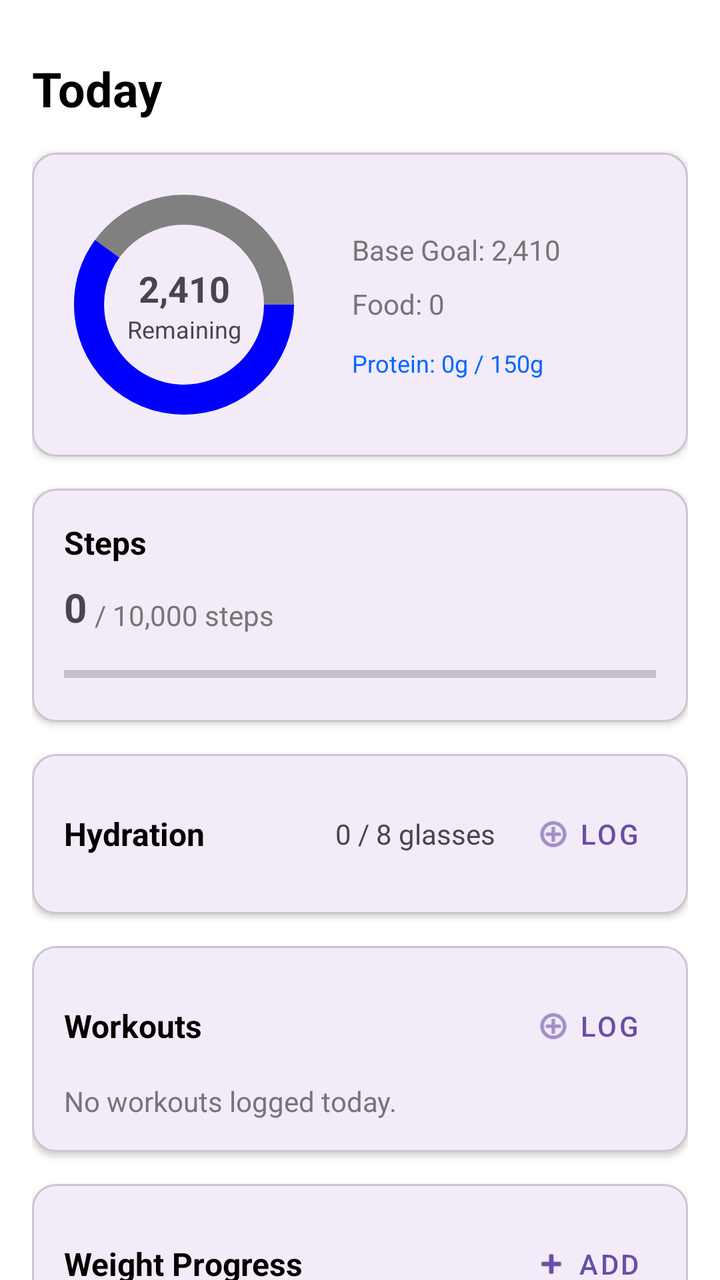
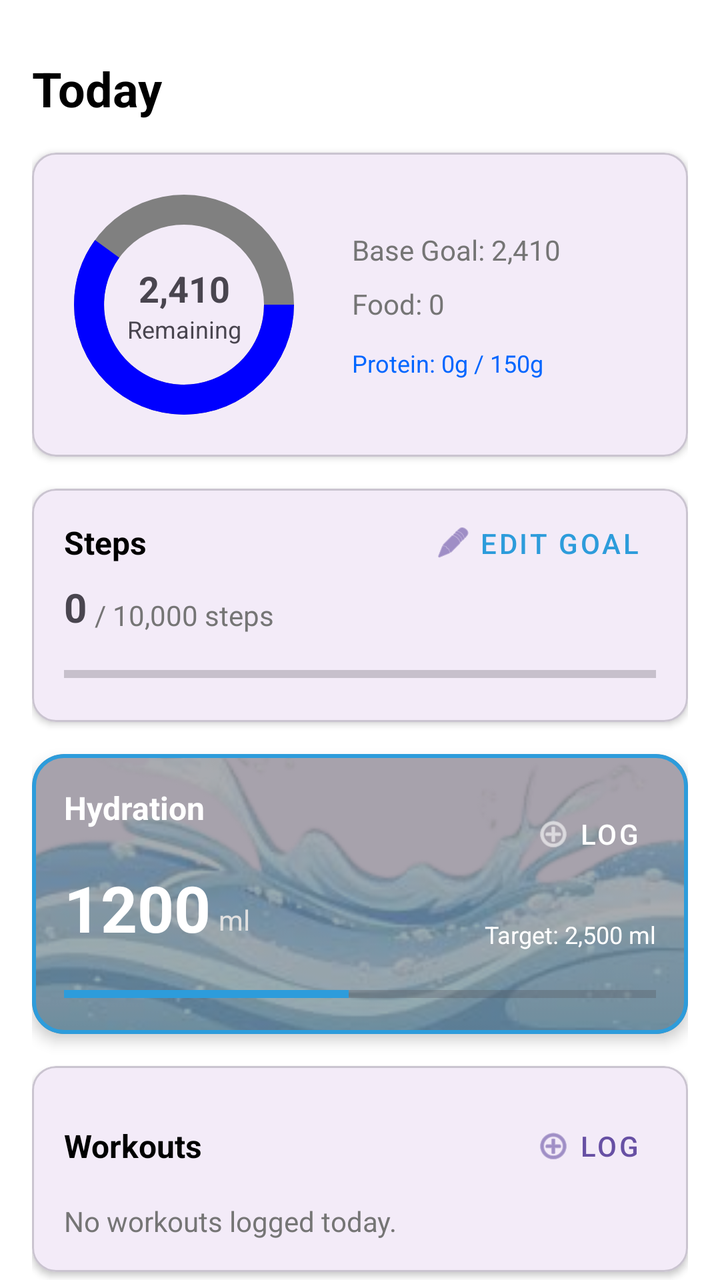

Two renders of the same Android screen: before a commit and after it. Below are the layout's source before the change and the commit's diff.
<!-- AndroidManifest.xml: application theme Theme.HeronHealth -->
<!-- res/layout/fragment_dashboard.xml -->
<?xml version="1.0" encoding="utf-8"?>
<androidx.core.widget.NestedScrollView
    xmlns:android="http://schemas.android.com/apk/res/android"
    xmlns:app="http://schemas.android.com/apk/res-auto"
    xmlns:tools="http://schemas.android.com/tools"
    android:id="@+id/nestedScrollView"
    android:layout_width="match_parent"
    android:layout_height="match_parent"
    android:background="#FFFFFF"
    tools:context=".DashboardFragment">

    <LinearLayout
        android:id="@+id/mainContentContainer"
        android:layout_width="match_parent"
        android:layout_height="wrap_content"
        android:orientation="vertical"
        android:padding="16dp">

        <RelativeLayout
            android:id="@+id/headerLayout"
            android:layout_width="match_parent"
            android:layout_height="wrap_content"
            android:layout_marginTop="12dp">

            <TextView
                android:id="@+id/tvTodayHeader"
                android:layout_width="wrap_content"
                android:layout_height="wrap_content"
                android:text="Today"
                android:textColor="#000000"
                android:textSize="24sp"
                android:textStyle="bold" />
        </RelativeLayout>

        
        <com.google.android.material.card.MaterialCardView
            android:id="@+id/cardCalories"
            android:layout_width="match_parent"
            android:layout_height="wrap_content"
            android:layout_marginTop="16dp"
            app:cardCornerRadius="12dp"
            app:cardElevation="2dp">

            <androidx.constraintlayout.widget.ConstraintLayout
                android:id="@+id/layoutCaloriesInternal"
                android:layout_width="match_parent"
                android:layout_height="wrap_content"
                android:padding="16dp">

                <ProgressBar
                    android:id="@+id/progressCaloriesBar"
                    style="?android:attr/progressBarStyleHorizontal"
                    android:layout_width="120dp"
                    android:layout_height="120dp"
                    android:indeterminateOnly="false"
                    android:progress="60"
                    android:progressDrawable="@drawable/custom_calories_progressbar"
                    app:layout_constraintStart_toStartOf="parent"
                    app:layout_constraintTop_toTopOf="parent"
                    app:layout_constraintBottom_toBottomOf="parent" />

                <TextView
                    android:id="@+id/tvRemainingValue"
                    android:layout_width="wrap_content"
                    android:layout_height="wrap_content"
                    android:text="2,410"
                    android:textSize="18sp"
                    android:textStyle="bold"
                    app:layout_constraintStart_toStartOf="@+id/progressCaloriesBar"
                    app:layout_constraintEnd_toEndOf="@+id/progressCaloriesBar"
                    app:layout_constraintTop_toTopOf="@+id/progressCaloriesBar"
                    app:layout_constraintBottom_toTopOf="@+id/tvRemainingLabel"
                    app:layout_constraintVertical_chainStyle="packed" />

                <TextView
                    android:id="@+id/tvRemainingLabel"
                    android:layout_width="wrap_content"
                    android:layout_height="wrap_content"
                    android:text="Remaining"
                    android:textSize="12sp"
                    app:layout_constraintStart_toStartOf="@+id/progressCaloriesBar"
                    app:layout_constraintEnd_toEndOf="@+id/progressCaloriesBar"
                    app:layout_constraintTop_toBottomOf="@+id/tvRemainingValue"
                    app:layout_constraintBottom_toBottomOf="@+id/progressCaloriesBar" />

                <LinearLayout
                    android:id="@+id/layoutCalorieStats"
                    android:layout_width="0dp"
                    android:layout_height="wrap_content"
                    android:orientation="vertical"
                    android:layout_marginStart="24dp"
                    app:layout_constraintStart_toEndOf="@+id/progressCaloriesBar"
                    app:layout_constraintEnd_toEndOf="parent"
                    app:layout_constraintTop_toTopOf="parent"
                    app:layout_constraintBottom_toBottomOf="parent">

                    <TextView
                        android:id="@+id/tvBaseGoal"
                        android:layout_width="wrap_content"
                        android:layout_height="wrap_content"
                        android:text="Base Goal: 2,410"
                        android:textSize="14sp"
                        android:textColor="#757575" />

                    <TextView
                        android:id="@+id/tvFoodEaten"
                        android:layout_width="wrap_content"
                        android:layout_height="wrap_content"
                        android:text="Food: 0"
                        android:textSize="14sp"
                        android:textColor="#757575"
                        android:layout_marginTop="8dp" />

                    <TextView
                        android:id="@+id/tvProteinLabel"
                        android:layout_width="wrap_content"
                        android:layout_height="wrap_content"
                        android:text="Protein: 0g / 150g"
                        android:textSize="12sp"
                        android:layout_marginTop="12dp"
                        android:textColor="#0066FF"/>
                </LinearLayout>
            </androidx.constraintlayout.widget.ConstraintLayout>
        </com.google.android.material.card.MaterialCardView>

        
        <com.google.android.material.card.MaterialCardView
            android:id="@+id/cardSteps"
            android:layout_width="match_parent"
            android:layout_height="wrap_content"
            android:layout_marginTop="16dp"
            app:cardCornerRadius="12dp"
            app:cardElevation="2dp">

            <androidx.constraintlayout.widget.ConstraintLayout
                android:id="@+id/layoutStepsInternal"
                android:layout_width="match_parent"
                android:layout_height="wrap_content"
                android:padding="16dp">

                <TextView
                    android:id="@+id/tvStepsTitle"
                    android:layout_width="wrap_content"
                    android:layout_height="wrap_content"
                    android:text="Steps"
                    android:textSize="16sp"
                    android:textStyle="bold"
                    android:textColor="#000000"
                    app:layout_constraintStart_toStartOf="parent"
                    app:layout_constraintTop_toTopOf="parent" />

                <TextView
                    android:id="@+id/tvStepCountValue"
                    android:layout_width="wrap_content"
                    android:layout_height="wrap_content"
                    android:text="0"
                    android:textSize="20sp"
                    android:textStyle="bold"
                    android:layout_marginTop="8dp"
                    app:layout_constraintStart_toStartOf="parent"
                    app:layout_constraintTop_toBottomOf="@+id/tvStepsTitle" />

                <TextView
                    android:id="@+id/tvStepGoalLabel"
                    android:layout_width="wrap_content"
                    android:layout_height="wrap_content"
                    android:text="/ 10,000 steps"
                    android:textSize="14sp"
                    android:textColor="#757575"
                    android:layout_marginStart="4dp"
                    app:layout_constraintBottom_toBottomOf="@+id/tvStepCountValue"
                    app:layout_constraintStart_toEndOf="@+id/tvStepCountValue" />

                <ProgressBar
                    android:id="@+id/pbStepsProgress"
                    style="?android:attr/progressBarStyleHorizontal"
                    android:layout_width="0dp"
                    android:layout_height="wrap_content"
                    android:layout_marginTop="12dp"
                    android:progress="0"
                    app:layout_constraintEnd_toEndOf="parent"
                    app:layout_constraintStart_toStartOf="parent"
                    app:layout_constraintTop_toBottomOf="@+id/tvStepCountValue" />

            </androidx.constraintlayout.widget.ConstraintLayout>
        </com.google.android.material.card.MaterialCardView>

        
        <com.google.android.material.card.MaterialCardView
            android:id="@+id/cardHydration"
            android:layout_width="match_parent"
            android:layout_height="wrap_content"
            android:layout_marginTop="16dp"
            app:cardCornerRadius="12dp"
            app:cardElevation="2dp">

            <LinearLayout
                android:id="@+id/layoutHydrationInternal"
                android:layout_width="match_parent"
                android:layout_height="wrap_content"
                android:orientation="horizontal"
                android:padding="16dp"
                android:gravity="center_vertical">

                <TextView
                    android:id="@+id/tvHydrationTitle"
                    android:layout_width="0dp"
                    android:layout_height="wrap_content"
                    android:layout_weight="1"
                    android:text="Hydration"
                    android:textSize="16sp"
                    android:textStyle="bold"
                    android:textColor="#000000"/>

                <TextView
                    android:id="@+id/tvWaterCount"
                    android:layout_width="wrap_content"
                    android:layout_height="wrap_content"
                    android:text="0 / 8 glasses"
                    android:textSize="14sp"
                    android:layout_marginEnd="12dp"/>

                <com.google.android.material.button.MaterialButton
                    android:id="@+id/btnUpdateWater"
                    style="@style/Widget.MaterialComponents.Button.TextButton"
                    android:layout_width="wrap_content"
                    android:layout_height="wrap_content"
                    android:text="Log"
                    android:minWidth="0dp"
                    app:icon="@android:drawable/ic_menu_add"/>
            </LinearLayout>
        </com.google.android.material.card.MaterialCardView>

        
        <com.google.android.material.card.MaterialCardView
            android:id="@+id/cardWorkouts"
            android:layout_width="match_parent"
            android:layout_height="wrap_content"
            android:layout_marginTop="16dp"
            app:cardCornerRadius="12dp"
            app:cardElevation="2dp">

            <LinearLayout
                android:id="@+id/layoutWorkoutInternal"
                android:layout_width="match_parent"
                android:layout_height="wrap_content"
                android:orientation="vertical"
                android:padding="16dp">

                <LinearLayout
                    android:id="@+id/layoutWorkoutHeader"
                    android:layout_width="match_parent"
                    android:layout_height="wrap_content"
                    android:orientation="horizontal"
                    android:gravity="center_vertical">

                    <TextView
                        android:id="@+id/tvWorkoutTitle"
                        android:layout_width="0dp"
                        android:layout_height="wrap_content"
                        android:layout_weight="1"
                        android:text="Workouts"
                        android:textSize="16sp"
                        android:textStyle="bold"
                        android:textColor="#000000"/>

                    <com.google.android.material.button.MaterialButton
                        android:id="@+id/btnLogWorkout"
                        style="@style/Widget.MaterialComponents.Button.TextButton"
                        android:layout_width="wrap_content"
                        android:layout_height="wrap_content"
                        android:text="Log"
                        android:minWidth="0dp"
                        app:icon="@android:drawable/ic_menu_add" />
                </LinearLayout>

                <TextView
                    android:id="@+id/tvRecentWorkoutStatus"
                    android:layout_width="wrap_content"
                    android:layout_height="wrap_content"
                    android:text="No workouts logged today."
                    android:textSize="14sp"
                    android:textColor="#757575"
                    android:layout_marginTop="4dp"/>

            </LinearLayout>
        </com.google.android.material.card.MaterialCardView>

        
        <com.google.android.material.card.MaterialCardView
            android:id="@+id/cardWeight"
            android:layout_width="match_parent"
            android:layout_height="wrap_content"
            android:layout_marginTop="16dp"
            app:cardCornerRadius="12dp"
            app:cardElevation="2dp">

            <LinearLayout
                android:id="@+id/layoutWeightInternal"
                android:layout_width="match_parent"
                android:layout_height="wrap_content"
                android:orientation="vertical"
                android:padding="16dp">

                <LinearLayout
                    android:id="@+id/layoutWeightHeader"
                    android:layout_width="match_parent"
                    android:layout_height="wrap_content"
                    android:orientation="horizontal"
                    android:gravity="center_vertical"
                    android:layout_marginBottom="12dp">

                    <TextView
                        android:id="@+id/tvWeightTitle"
                        android:layout_width="0dp"
                        android:layout_height="wrap_content"
                        android:layout_weight="1"
                        android:text="Weight Progress"
                        android:textSize="16sp"
                        android:textStyle="bold"
                        android:textColor="#000000"/>

                    <com.google.android.material.button.MaterialButton
                        android:id="@+id/btnAddWeight"
                        style="@style/Widget.MaterialComponents.Button.TextButton"
                        android:layout_width="wrap_content"
                        android:layout_height="wrap_content"
                        android:text="Add"
                        android:minWidth="0dp"
                        android:padding="8dp"
                        app:icon="@android:drawable/ic_input_add" />
                </LinearLayout>

                <com.github.mikephil.charting.charts.LineChart
                    android:id="@+id/weightLineChart"
                    android:layout_width="match_parent"
                    android:layout_height="200dp" />
            </LinearLayout>
        </com.google.android.material.card.MaterialCardView>

    </LinearLayout>
</androidx.core.widget.NestedScrollView>
<!-- resources referenced by this layout -->
<resources>
  <!-- drawable custom_calories_progressbar (drawable) -->
  <?xml version="1.0" encoding="utf-8"?>
  <layer-list   xmlns:android="http://schemas.android.com/apk/res/android">
      <item android:id="@android:id/background">
          <shape android:shape="ring"
              android:thickness="15dp"
              android:useLevel="false">
  
              <solid android:color="@color/grey"/>
          </shape>
  
  
      </item>
      <item android:id="@android:id/progress">
          <shape
              android:shape="ring"
              android:thickness="15dp"
              android:useLevel="true">
              <solid android:color="@color/blue"/>
          </shape>
      </item>
  
  </layer-list>
  <style name="Theme.HeronHealth" parent="Base.Theme.HeronHealth" />
  <color name="grey">#808080</color>
  <color name="blue">#0000FF</color>
  <style name="Base.Theme.HeronHealth" parent="Theme.Material3.DayNight.NoActionBar">
          
          
      </style>
</resources>

<!-- the commit's change to res/layout/fragment_dashboard.xml (unified diff, before → after) -->
@@ -24,7 +24,7 @@
 
             <TextView
                 android:id="@+id/tvTodayHeader"
-                android:layout_width="wrap_content"
+                 android:layout_width="wrap_content"
                 android:layout_height="wrap_content"
                 android:text="Today"
                 android:textColor="#000000"
@@ -149,6 +149,19 @@
                     app:layout_constraintStart_toStartOf="parent"
                     app:layout_constraintTop_toTopOf="parent" />
 
+                <com.google.android.material.button.MaterialButton
+                    android:id="@+id/btnEditStepGoal"
+                    style="@style/Widget.MaterialComponents.Button.TextButton"
+                    android:layout_width="wrap_content"
+                    android:layout_height="wrap_content"
+                    android:text="Edit Goal"
+                    android:minWidth="0dp"
+                    android:textColor="#2D9CDB"
+                    app:icon="@android:drawable/ic_menu_edit"
+                    app:layout_constraintEnd_toEndOf="parent"
+                    app:layout_constraintTop_toTopOf="parent"
+                    app:layout_constraintBottom_toBottomOf="@+id/tvStepsTitle"/>
+
                 <TextView
                     android:id="@+id/tvStepCountValue"
                     android:layout_width="wrap_content"
@@ -189,36 +202,40 @@
         <com.google.android.material.card.MaterialCardView
             android:id="@+id/cardHydration"
             android:layout_width="match_parent"
-            android:layout_height="wrap_content"
+            android:layout_height="140dp"
             android:layout_marginTop="16dp"
-            app:cardCornerRadius="12dp"
-            app:cardElevation="2dp">
-
-            <LinearLayout
-                android:id="@+id/layoutHydrationInternal"
-                android:layout_width="match_parent"
-                android:layout_height="wrap_content"
-                android:orientation="horizontal"
-                android:padding="16dp"
-                android:gravity="center_vertical">
+            app:cardCornerRadius="16dp"
+            app:strokeColor="#2D9CDB"
+            app:strokeWidth="2dp"
+            app:cardElevation="4dp">
+
+            <ImageView
+                android:layout_width="match_parent"
+                android:layout_height="match_parent"
+                android:src="@drawable/water2"
+                android:scaleType="centerCrop"
+                android:alpha="0.6" />
+
+            <View
+                android:layout_width="match_parent"
+                android:layout_height="match_parent"
+                android:background="#4D000000"/>
+
+            <androidx.constraintlayout.widget.ConstraintLayout
+                android:layout_width="match_parent"
+                android:layout_height="match_parent"
+                android:padding="16dp">
 
                 <TextView
                     android:id="@+id/tvHydrationTitle"
-                    android:layout_width="0dp"
-                    android:layout_height="wrap_content"
-                    android:layout_weight="1"
+                    android:layout_width="wrap_content"
+                    android:layout_height="wrap_content"
                     android:text="Hydration"
+                    android:textColor="#FFFFFF"
                     android:textSize="16sp"
                     android:textStyle="bold"
-                    android:textColor="#000000"/>
-
-                <TextView
-                    android:id="@+id/tvWaterCount"
-                    android:layout_width="wrap_content"
-                    android:layout_height="wrap_content"
-                    android:text="0 / 8 glasses"
-                    android:textSize="14sp"
-                    android:layout_marginEnd="12dp"/>
+                    app:layout_constraintStart_toStartOf="parent"
+                    app:layout_constraintTop_toTopOf="parent" />
 
                 <com.google.android.material.button.MaterialButton
                     android:id="@+id/btnUpdateWater"
@@ -227,8 +244,60 @@
                     android:layout_height="wrap_content"
                     android:text="Log"
                     android:minWidth="0dp"
-                    app:icon="@android:drawable/ic_menu_add"/>
-            </LinearLayout>
+                    android:textColor="#FFFFFF"
+                    app:iconTint="#FFFFFF"
+                    app:icon="@android:drawable/ic_menu_add"
+                    app:layout_constraintEnd_toEndOf="parent"
+                    app:layout_constraintTop_toTopOf="parent" />
+
+                <TextView
+                    android:id="@+id/tvWaterCount"
+                    android:layout_width="wrap_content"
+                    android:layout_height="wrap_content"
+                    android:text="1200"
+                    android:textColor="#FFFFFF"
+                    android:textSize="32sp"
+                    android:textStyle="bold"
+                    app:layout_constraintBottom_toTopOf="@+id/pbWaterProgress"
+                    app:layout_constraintStart_toStartOf="parent"
+                    app:layout_constraintTop_toBottomOf="@+id/tvHydrationTitle" />
+
+                <TextView
+                    android:id="@+id/tvWaterUnit"
+                    android:layout_width="wrap_content"
+                    android:layout_height="wrap_content"
+                    android:layout_marginStart="4dp"
+                    android:layout_marginBottom="6dp"
+                    android:text="ml"
+                    android:textColor="#E0E0E0"
+                    android:textSize="14sp"
+                    app:layout_constraintBottom_toBottomOf="@+id/tvWaterCount"
+                    app:layout_constraintStart_toEndOf="@+id/tvWaterCount" />
+
+                <TextView
+                    android:id="@+id/tvWaterTarget"
+                    android:layout_width="wrap_content"
+                    android:layout_height="wrap_content"
+                    android:text="Target: 2,500 ml"
+                    android:textColor="#FFFFFF"
+                    android:textSize="12sp"
+                    app:layout_constraintBottom_toBottomOf="@+id/tvWaterCount"
+                    app:layout_constraintEnd_toEndOf="parent" />
+
+                <ProgressBar
+                    android:id="@+id/pbWaterProgress"
+                    style="?android:attr/progressBarStyleHorizontal"
+                    android:layout_width="match_parent"
+                    android:layout_height="8dp"
+                    android:max="2500"
+                    android:progress="1200"
+                    android:progressTint="#2D9CDB"
+                    android:backgroundTint="#80FFFFFF"
+                    app:layout_constraintBottom_toBottomOf="parent"
+                    app:layout_constraintEnd_toEndOf="parent"
+                    app:layout_constraintStart_toStartOf="parent" />
+
+            </androidx.constraintlayout.widget.ConstraintLayout>
         </com.google.android.material.card.MaterialCardView>
 
         
<!-- resource entries referenced after the edit -->
@@ -23,6 +23,7 @@
       </item>
   
   </layer-list>
+  <!-- drawable water2: png bitmap (drawable, 77361 bytes) -->
   <style name="Theme.HeronHealth" parent="Base.Theme.HeronHealth" />
   <color name="grey">#808080</color>
   <color name="blue">#0000FF</color>
